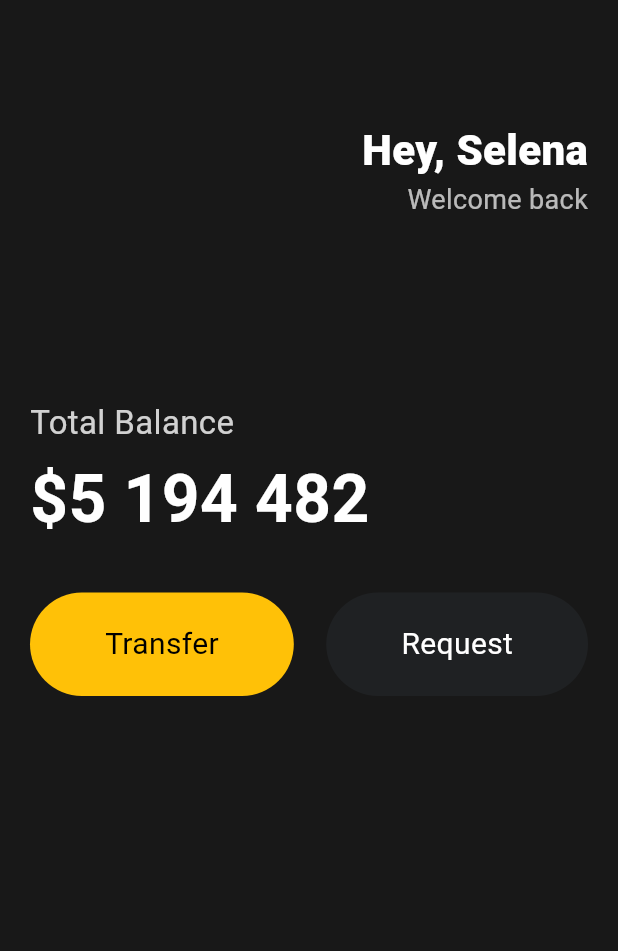
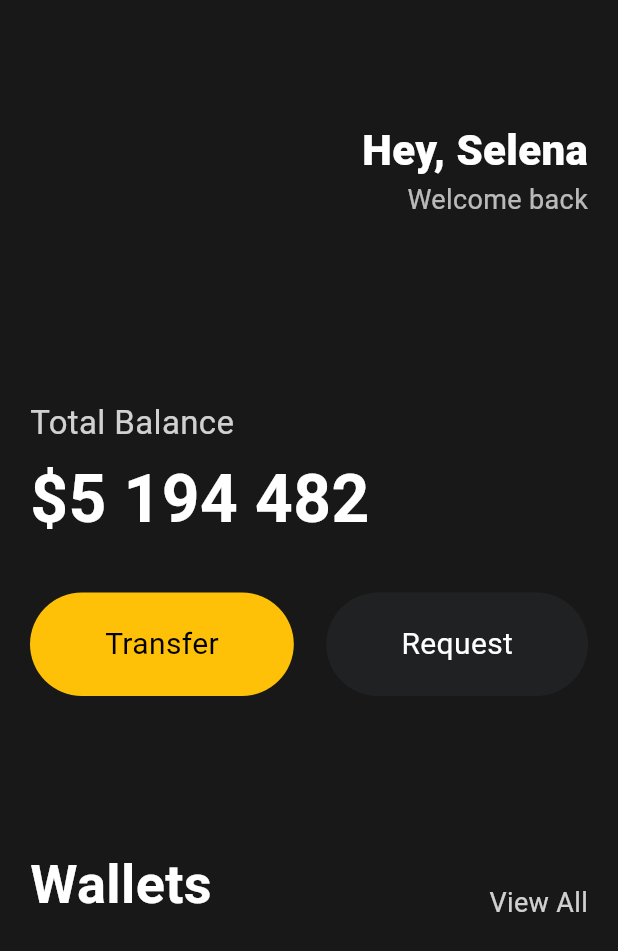
Before and after one commit to zeriong/flutter-intro, a Flutter app: the screen it shows after launch, on a phone screen of 412 x 824 dp. Shown: the top 951 px of the screen. Run offline on Flutter 3.47's test engine with Material 3 defaults, Android fonts, the phone set to English and light mode, and no system bars.

Commit message:
Wallets Row 추가

```diff
--- a/lib/main.dart
+++ b/lib/main.dart
@@ -115,6 +115,29 @@ class App extends StatelessWidget {
                     bgColor: Color(0xFF1F2123),
                   ),
                 ],
+              ),
+
+              const SizedBox(
+                height: 100,
+              ),
+
+              Row(
+                mainAxisAlignment: MainAxisAlignment.spaceBetween,
+                crossAxisAlignment: CrossAxisAlignment.end,
+                children: [
+                  const Text(
+                    "Wallets",
+                    style: TextStyle(
+                        color: Colors.white,
+                        fontWeight: FontWeight.w600,
+                        fontSize: 36),
+                  ),
+                  Text(
+                    "View All",
+                    style: TextStyle(
+                        color: Colors.white.withOpacity(0.8), fontSize: 18),
+                  ),
+                ],
               )
             ],
           ),
```
